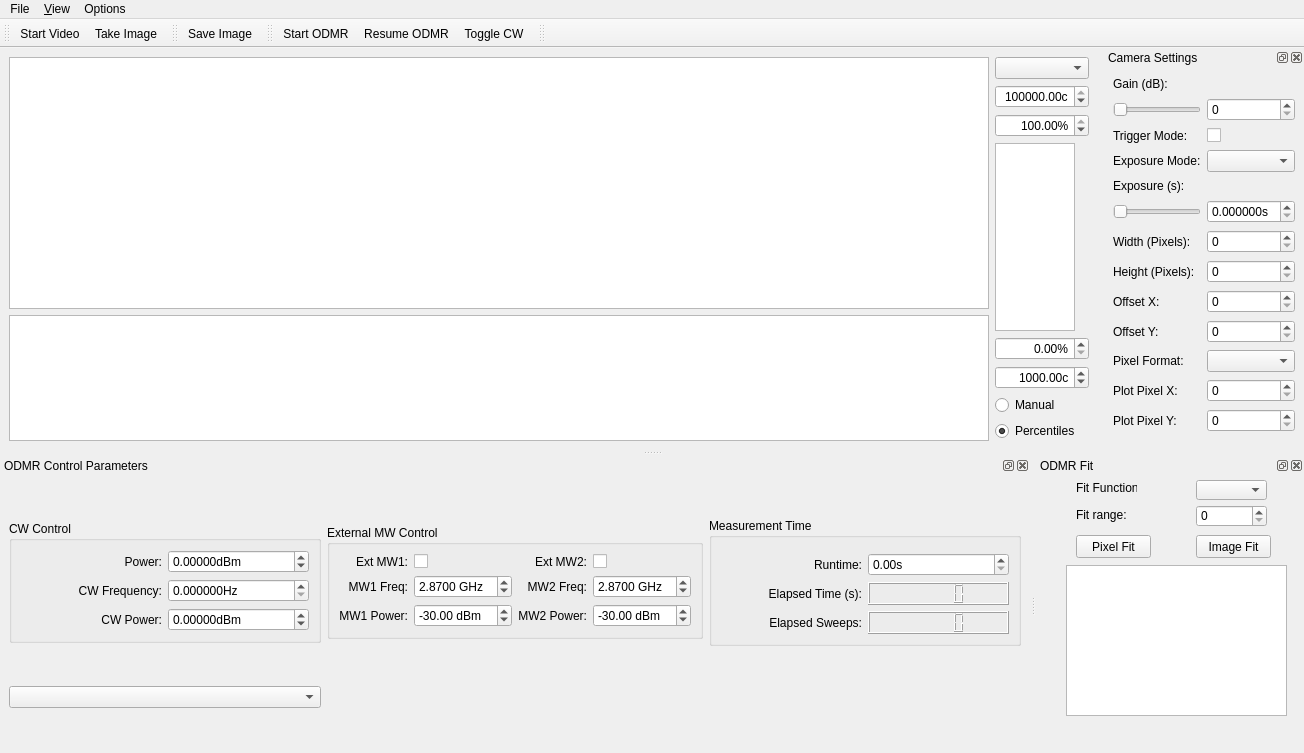
This is gui/odmr/ui_odmrgui_camera.ui in gerald00627/qudi as Qt 5 draws it before an edit. The edited form follows.
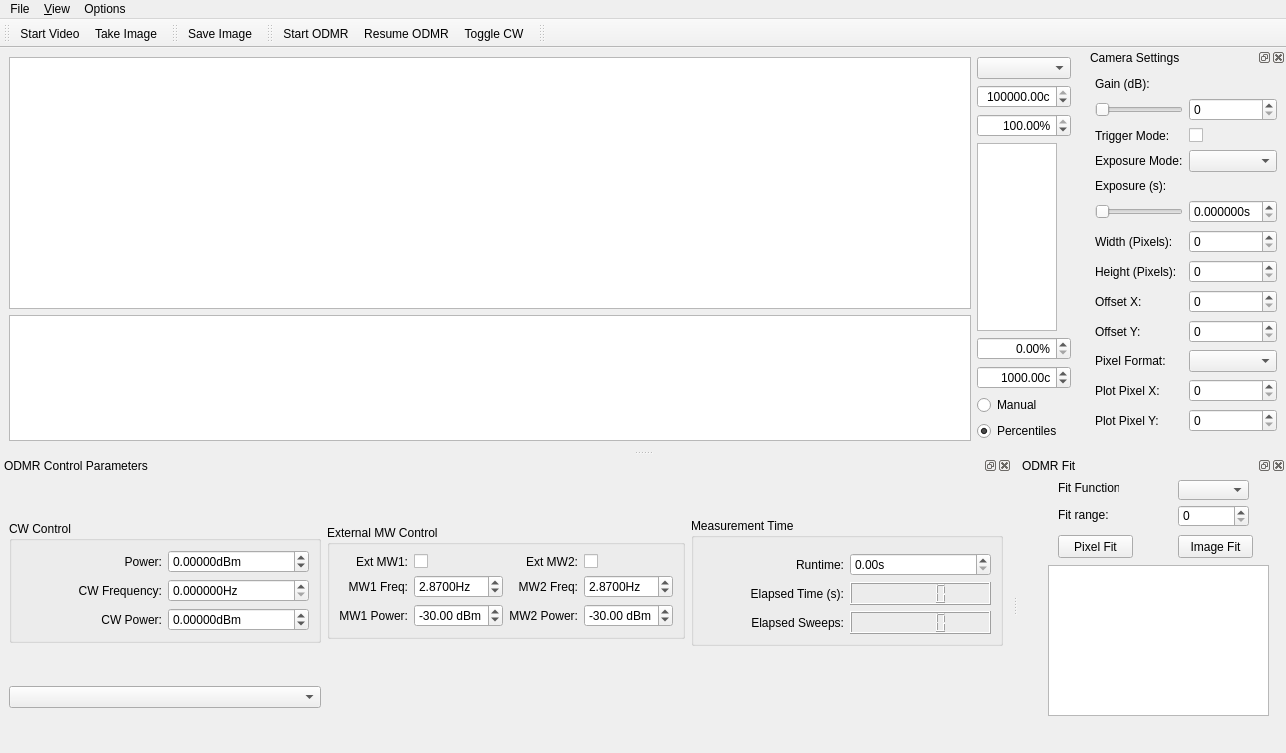
This is the edited form. Icons and pictures are not drawn. Custom widgets are drawn as their Qt base class.

Commit message:
Continued implenetation of dual mw sources for WF GUI
Additional changes in widefieldmeasurementlogic
Fixed bug with microwave1 settings dictionary update in pulsedmeasurementlogic

The edit to the form file:
```diff
--- a/gui/odmr/ui_odmrgui_camera.ui
+++ b/gui/odmr/ui_odmrgui_camera.ui
@@ -565,7 +565,7 @@
           <item row="1" column="1">
            <widget class="QDoubleSpinBox" name="ext_control_mw1_freq_DoubleSpinBox">
             <property name="suffix">
-             <string> GHz</string>
+             <string>Hz</string>
             </property>
             <property name="decimals">
              <number>4</number>
@@ -667,7 +667,7 @@
           <item row="1" column="3">
            <widget class="QDoubleSpinBox" name="ext_control_mw2_freq_DoubleSpinBox">
             <property name="suffix">
-             <string> GHz</string>
+             <string>Hz</string>
             </property>
             <property name="decimals">
              <number>4</number>
```
The commit also changes 5 other files.
